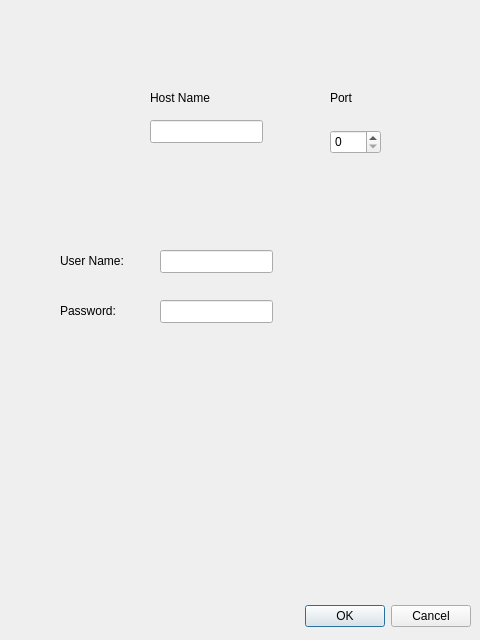
Above: logindialog.ui from Q-Wednesday/FTPClient before the change. Below: the same form after it.
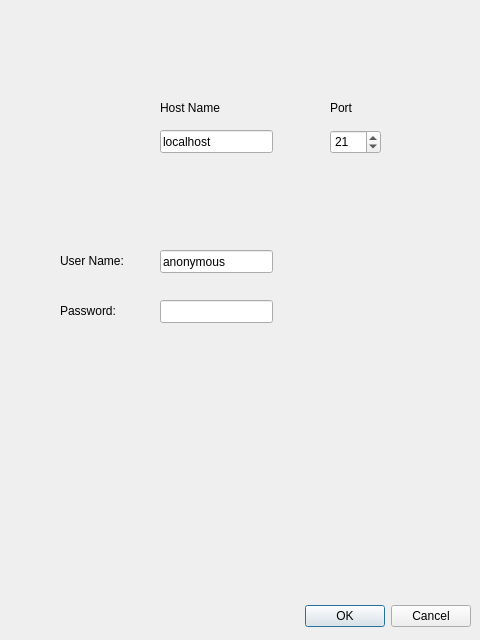
That is the form after the change.

```diff
--- a/logindialog.ui
+++ b/logindialog.ui
@@ -38,6 +38,9 @@
      <height>23</height>
     </rect>
    </property>
+   <property name="text">
+    <string>anonymous</string>
+   </property>
   </widget>
   <widget class="QLineEdit" name="passwordEdit">
    <property name="geometry">
@@ -78,12 +81,15 @@
   <widget class="QLineEdit" name="hostNameEdit">
    <property name="geometry">
     <rect>
-     <x>150</x>
-     <y>120</y>
+     <x>160</x>
+     <y>130</y>
      <width>113</width>
      <height>23</height>
     </rect>
    </property>
+   <property name="text">
+    <string>localhost</string>
+   </property>
   </widget>
   <widget class="QSpinBox" name="portSelection">
    <property name="geometry">
@@ -94,12 +100,18 @@
      <height>24</height>
     </rect>
    </property>
+   <property name="maximum">
+    <number>65535</number>
+   </property>
+   <property name="value">
+    <number>21</number>
+   </property>
   </widget>
   <widget class="QLabel" name="label_3">
    <property name="geometry">
     <rect>
-     <x>150</x>
-     <y>90</y>
+     <x>160</x>
+     <y>100</y>
      <width>68</width>
      <height>15</height>
     </rect>
@@ -112,7 +124,7 @@
    <property name="geometry">
     <rect>
      <x>330</x>
-     <y>90</y>
+     <y>100</y>
      <width>68</width>
      <height>15</height>
     </rect>
```
Left out of the diff: 3 changed lines with no effect on the pictures.
